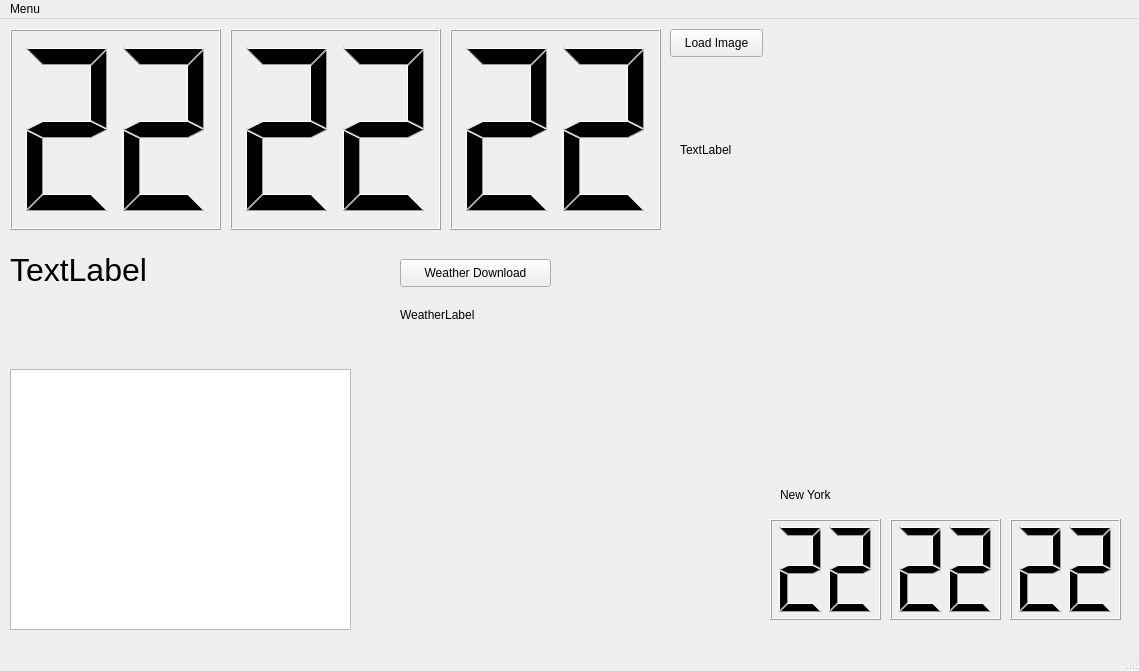
This is mainwindow.ui in thespriteowl/Lab04 as Qt 5 draws it before an edit. The edited form follows.
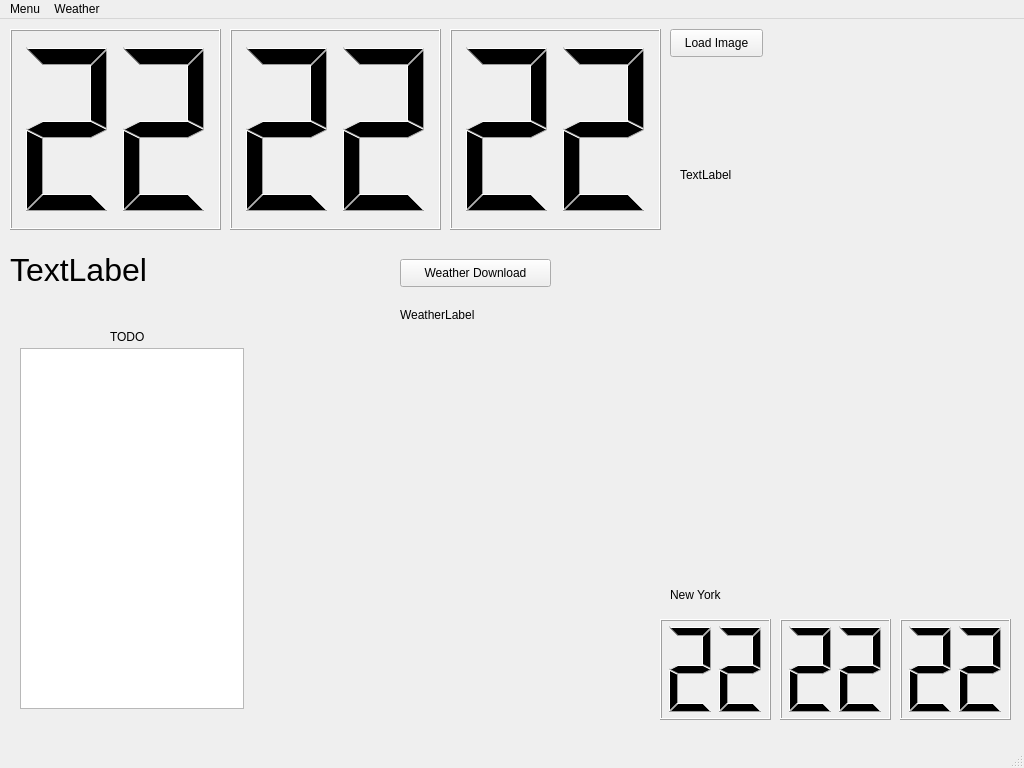
This is the edited form.

Commit message:
Updated Todo List
- Updated the functions of the Todo list so that it looks a little better now.

```diff
--- a/mainwindow.ui
+++ b/mainwindow.ui
@@ -6,8 +6,8 @@
    <rect>
     <x>0</x>
     <y>0</y>
-    <width>1139</width>
-    <height>671</height>
+    <width>1024</width>
+    <height>768</height>
    </rect>
   </property>
   <property name="windowTitle">
@@ -65,8 +65,8 @@
    <widget class="QLCDNumber" name="worldSecondLCD">
     <property name="geometry">
      <rect>
-      <x>1010</x>
-      <y>500</y>
+      <x>900</x>
+      <y>600</y>
       <width>111</width>
       <height>101</height>
      </rect>
@@ -81,8 +81,8 @@
    <widget class="QLCDNumber" name="worldHourLCD">
     <property name="geometry">
      <rect>
-      <x>770</x>
-      <y>500</y>
+      <x>660</x>
+      <y>600</y>
       <width>111</width>
       <height>101</height>
      </rect>
@@ -97,24 +97,24 @@
    <widget class="QLCDNumber" name="worldMinuteLCD">
     <property name="geometry">
      <rect>
-      <x>890</x>
-      <y>500</y>
-      <width>111</width>
-      <height>101</height>
-     </rect>
-    </property>
-    <property name="digitCount">
-     <number>2</number>
-    </property>
-    <property name="value" stdset="0">
-     <double>22.000000000000000</double>
-    </property>
-   </widget>
-   <widget class="QLabel" name="label">
-    <property name="geometry">
-     <rect>
       <x>780</x>
-      <y>460</y>
+      <y>600</y>
+      <width>111</width>
+      <height>101</height>
+     </rect>
+    </property>
+    <property name="digitCount">
+     <number>2</number>
+    </property>
+    <property name="value" stdset="0">
+     <double>22.000000000000000</double>
+    </property>
+   </widget>
+   <widget class="QLabel" name="label">
+    <property name="geometry">
+     <rect>
+      <x>670</x>
+      <y>560</y>
       <width>141</width>
       <height>31</height>
      </rect>
@@ -144,12 +144,18 @@
    <widget class="QTableView" name="todoTable">
     <property name="geometry">
      <rect>
-      <x>10</x>
-      <y>350</y>
-      <width>341</width>
-      <height>261</height>
+      <x>20</x>
+      <y>329</y>
+      <width>224</width>
+      <height>361</height>
      </rect>
     </property>
+    <attribute name="horizontalHeaderVisible">
+     <bool>false</bool>
+    </attribute>
+    <attribute name="verticalHeaderVisible">
+     <bool>false</bool>
+    </attribute>
    </widget>
    <widget class="QPushButton" name="loadImageButton">
     <property name="geometry">
@@ -169,8 +175,8 @@
      <rect>
       <x>680</x>
       <y>50</y>
-      <width>231</width>
-      <height>161</height>
+      <width>321</width>
+      <height>211</height>
      </rect>
     </property>
     <property name="text">
@@ -203,13 +209,26 @@
      <string>WeatherLabel</string>
     </property>
    </widget>
+   <widget class="QLabel" name="label_2">
+    <property name="geometry">
+     <rect>
+      <x>110</x>
+      <y>310</y>
+      <width>56</width>
+      <height>16</height>
+     </rect>
+    </property>
+    <property name="text">
+     <string>TODO</string>
+    </property>
+   </widget>
   </widget>
   <widget class="QMenuBar" name="menubar">
    <property name="geometry">
     <rect>
      <x>0</x>
      <y>0</y>
-     <width>1139</width>
+     <width>1024</width>
      <height>26</height>
     </rect>
    </property>
@@ -220,7 +239,14 @@
     <addaction name="actionImport_To_Do_List"/>
     <addaction name="actionTerminate"/>
    </widget>
+   <widget class="QMenu" name="menuWeater">
+    <property name="title">
+     <string>Weather</string>
+    </property>
+    <addaction name="actionSelect_Zip_Code"/>
+   </widget>
    <addaction name="menuMenu"/>
+   <addaction name="menuWeater"/>
   </widget>
   <widget class="QStatusBar" name="statusbar"/>
   <action name="actionImport_To_Do_List">
```
Left out of the diff: 5 changed lines with no effect on the pictures. The commit also changes 3 other files.
